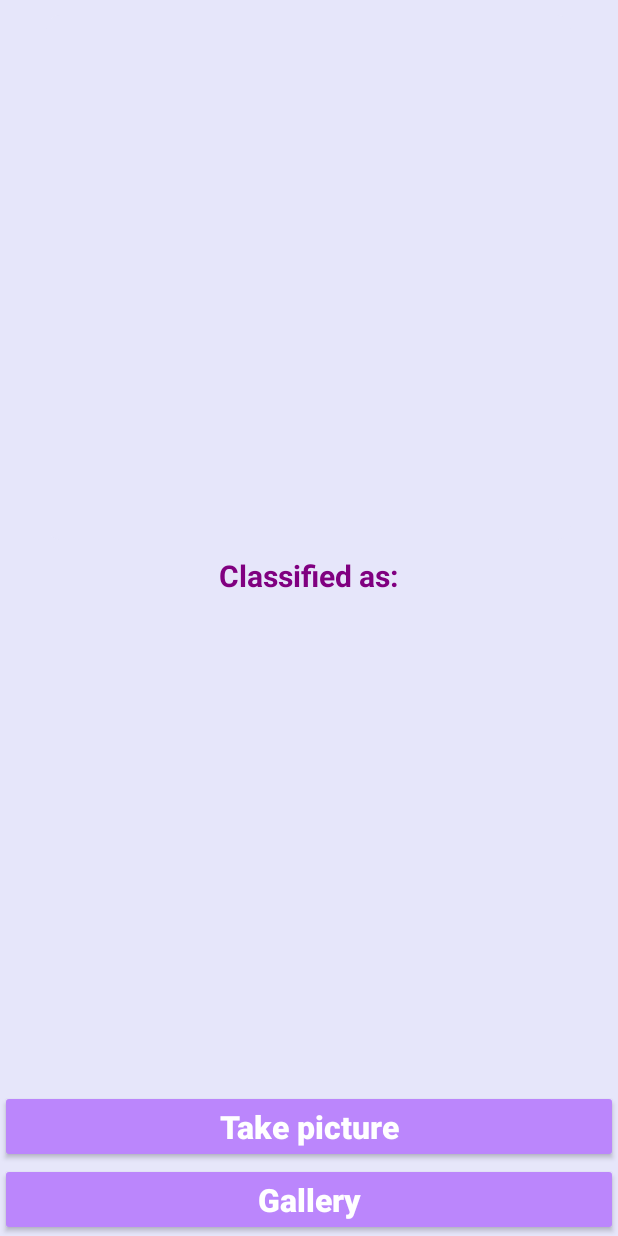
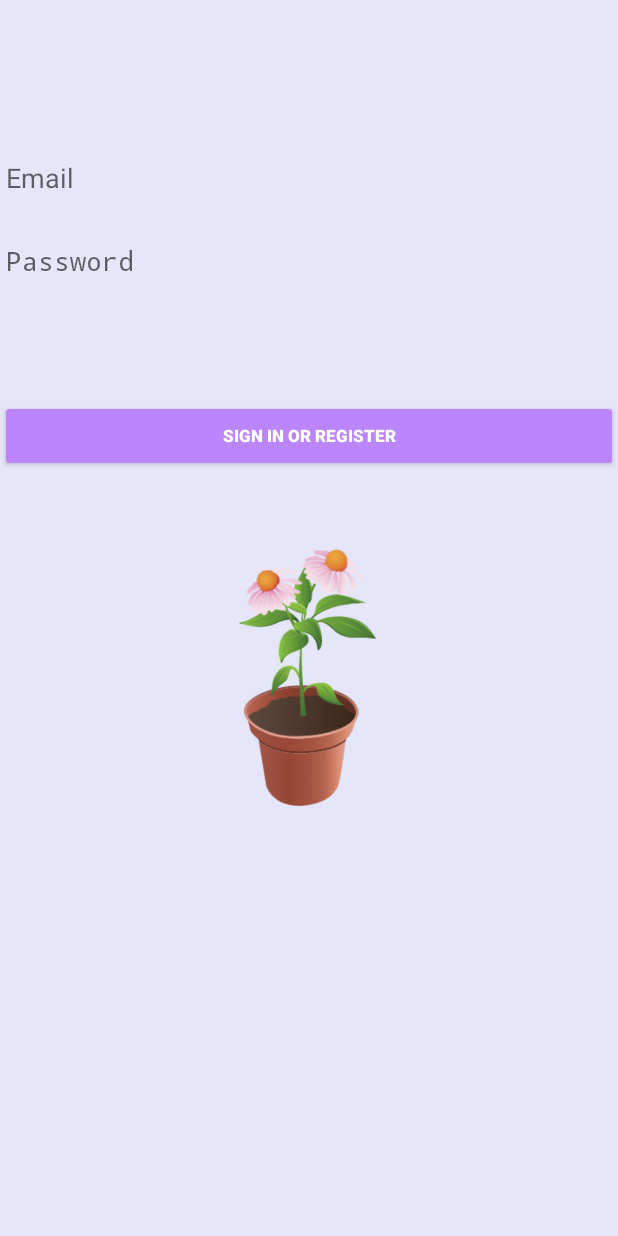
Before and after one commit to iva28/plant-recognition-app, an Android app: the screen it shows after launch (MainActivity before the commit, LoginActivity after it), on a phone screen of 412 x 824 dp. Run offline under Robolectric (Android 15) with nearby library versions, the phone set to English and light mode, and no system bars; our stand-ins replace Firebase (no records; nobody signed in at launch, a user with empty details on screens opened directly).

Commit message:
Login and register

```diff
--- /dev/null
+++ b/app/src/main/java/com/example/plantrecognition/LoginActivity.kt
@@ -0,0 +1,77 @@
+package com.example.plantrecognition
+
+import android.app.AlertDialog
+import android.content.Context
+import android.content.Intent
+import android.os.Bundle
+import android.widget.Button
+import android.widget.EditText
+import android.widget.Toast
+
+import androidx.activity.ComponentActivity
+import androidx.appcompat.app.AppCompatActivity
+import com.google.firebase.FirebaseApp
+import com.google.firebase.auth.FirebaseAuth
+
+class LoginActivity : ComponentActivity()
+{
+    private lateinit var firebaseAuth: FirebaseAuth
+
+    override fun onCreate(savedInstanceState: Bundle?) {
+        super.onCreate(savedInstanceState)
+//        FirebaseApp.initializeApp(this)
+        firebaseAuth = FirebaseAuth.getInstance()
+        setContentView(R.layout.activity_login)
+
+        val edtEmail: EditText = findViewById(R.id.email)
+        val edtPassword: EditText = findViewById(R.id.password)
+        val btnLogin: Button = findViewById(R.id.login)
+
+        btnLogin.setOnClickListener {
+            val email = edtEmail.text.toString()
+            val password = edtPassword.text.toString()
+            login(email, password)
+        }
+    }
+
+    private fun login(email: String, password: String) {
+        firebaseAuth.signInWithEmailAndPassword(email, password)
+            .addOnCompleteListener(this) { task ->
+                if (task.isSuccessful) {
+                    Toast.makeText(this@LoginActivity, "Successfully logged in", Toast.LENGTH_SHORT)
+                        .show()
+                    switchToMainActivity()
+                } else {
+                    // User doesn't exist, so we'll sign them up
+                    signup(email, password)
+                }
+            }
+    }
+
+    private fun signup(email: String, password: String) {
+        firebaseAuth.createUserWithEmailAndPassword(email, password)
+            .addOnCompleteListener(this) { task ->
+                if (task.isSuccessful) {
+                    Toast.makeText(this@LoginActivity, "Successfully signed up", Toast.LENGTH_SHORT)
+                        .show()
+                    switchToMainActivity()
+                } else {
+                    AlertDialog.Builder(this@LoginActivity)
+                        .setTitle("Error")
+                        .setMessage("Couldn't login nor signup")
+                        .setPositiveButton("OK") { dialog, _ ->
+                            dialog.dismiss()
+                        }
+                        .show()
+                }
+            }
+    }
+
+    private fun switchToMainActivity() {
+        val intent = Intent(this@LoginActivity, MainActivity::class.java)
+        finish()
+        startActivity(intent)
+    }
+
+
+}
--- /dev/null
+++ b/app/src/main/res/layout/activity_login.xml
@@ -0,0 +1,56 @@
+<?xml version="1.0" encoding="utf-8"?>
+<LinearLayout xmlns:android="http://schemas.android.com/apk/res/android"
+    xmlns:app="http://schemas.android.com/apk/res-auto"
+    xmlns:tools="http://schemas.android.com/tools"
+    android:id="@+id/container"
+    android:layout_width="match_parent"
+    android:layout_height="match_parent"
+    android:orientation="vertical"
+    tools:context=".LoginActivity"
+    >
+
+    <EditText
+        android:id="@+id/email"
+        android:layout_width="match_parent"
+        android:layout_height="wrap_content"
+        android:layout_marginTop="96dp"
+        android:autofillHints="@string/prompt_email"
+        android:hint="@string/prompt_email"
+        android:inputType="textEmailAddress"
+        android:selectAllOnFocus="true"
+        android:layout_marginBottom="10dp"
+       />
+
+    <EditText
+        android:id="@+id/password"
+        android:layout_width="match_parent"
+        android:layout_height="wrap_content"
+        android:autofillHints="@string/prompt_password"
+        android:hint="@string/prompt_password"
+        android:imeActionLabel="@string/action_sign_in"
+        android:imeOptions="actionDone"
+        android:inputType="textPassword"
+        android:selectAllOnFocus="true"/>
+
+    <Button
+        android:id="@+id/login"
+        android:layout_width="match_parent"
+        android:layout_height="wrap_content"
+        android:layout_marginTop="70dp"
+        android:layout_marginBottom="50dp"
+        android:enabled="true"
+        android:text="@string/action_sign_in"
+        android:textSize="11sp"
+        android:backgroundTint="@color/purple_200"
+        android:textColor="@color/white"
+        android:textStyle="bold"
+        />
+
+    <ImageView
+        android:id="@+id/imageView2"
+        android:layout_width="173dp"
+        android:layout_height="174dp"
+        android:layout_gravity="center"
+        android:src="@drawable/purpleplant" />
+
+</LinearLayout>
--- a/app/src/main/res/values/strings.xml
+++ b/app/src/main/res/values/strings.xml
@@ -3,4 +3,8 @@
     <string name="take_picture">Take picture</string>
     <string name="gallery">Gallery</string>
     <string name="classify">Classified as: </string>
+    <string name="prompt_email">Email</string>
+    <string name="prompt_password">Password</string>
+    <string name="action_sign_in">Sign in or register</string>
+
 </resources>
```
Also changed, not shown: app/build.gradle (+7 -0 lines), app/src/main/AndroidManifest.xml (+7 -2 lines), app/src/main/java/com/example/plantrecognition/MainActivity.kt (+1 -16 lines), build.gradle (+17 -0 lines), app/src/main/res/drawable-hdpi/ic_action_name.png (added), app/src/main/res/drawable-mdpi/ic_action_name.png (added), app/src/main/res/drawable-xhdpi/ic_action_name.png (added), app/src/main/res/drawable-xxhdpi/ic_action_name.png (added), app/src/main/res/drawable-xxxhdpi/ic_action_name.png (added), app/src/main/res/drawable/dandelion.jpg (deleted), app/src/main/res/drawable/plantimg.png (added), app/src/main/res/drawable/plantimg2.jpg (added), app/src/main/res/drawable/purpleplant.png (added), app/src/main/res/drawable/sunflower.jpg (deleted), 1 other file.
